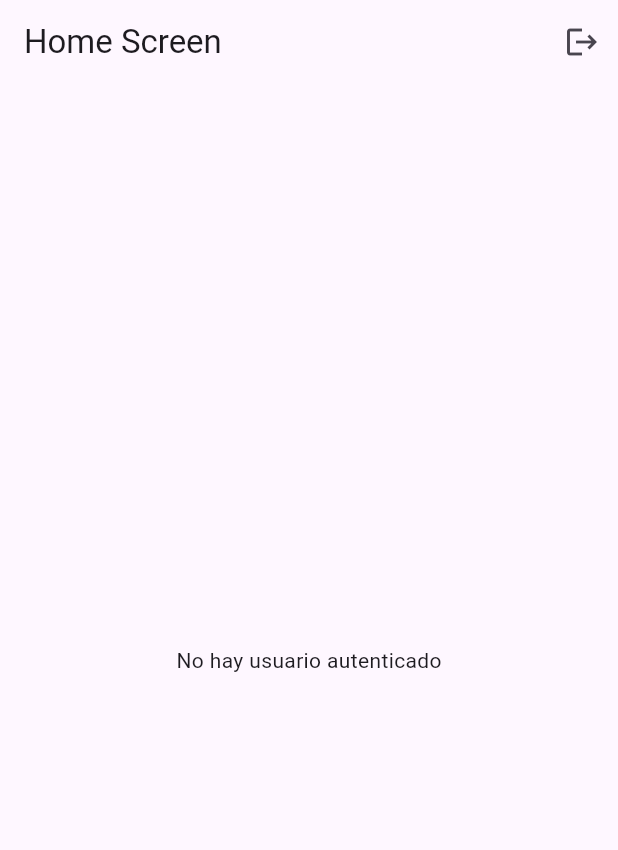
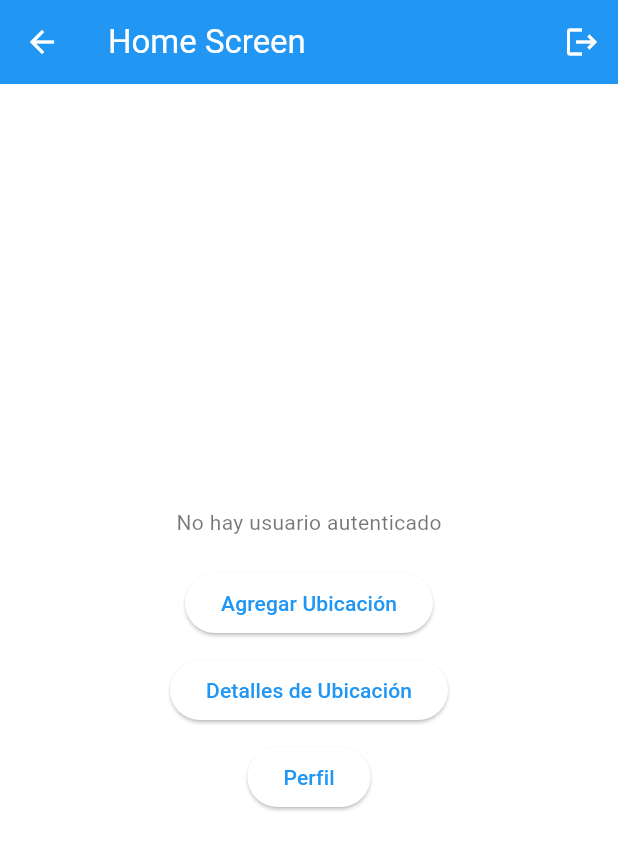
Before and after one commit to TheRaulH/GabiMaps, a Flutter app: the screen it shows after launch, after a tap on "Iniciar Sesión", on a phone screen of 412 x 824 dp. Shown: the top 850 px of the screen. Run offline on Flutter 3.47's test engine with Material 3 defaults, Android fonts, the phone set to English and light mode, and no system bars; our stand-ins replace cloud_firestore, firebase_auth, firebase_core, flutter_riverpod, geolocator, google_maps_flutter and 2 more; accounts and stored records are empty; network calls fail.

Commit message:
add error handling and user profile screens; implement theming and routing

```diff
--- a/lib/config/app_routes.dart
+++ b/lib/config/app_routes.dart
@@ -0,0 +1,29 @@
+// lib/presentation/screenstree/routes.dart
+import 'package:flutter/material.dart';
+import '../presentation/screens/auth/login_screen.dart'; // Ruta de importación correcta
+import '../presentation/screens/auth/register_screen.dart'; // Ruta de importación correcta
+import '../presentation/screens/home/home_screen.dart'; // Ruta de importación correcta
+import '../presentation/screens/map/add_location_screen.dart'; // Ruta de importación correcta
+import '../presentation/screens/map/location_details_screen.dart'; // Ruta de importación correcta
+import '../presentation/screens/settings/profile_screen.dart'; // Ruta de importación correcta
+import '../presentation/screens/splash_screen.dart'; // Ruta de importación correcta
+
+class AppRoutes {
+  static const String splash = '/splash';
+  static const String login = '/login';
+  static const String register = '/register';
+  static const String home = '/home';
+  static const String addLocation = '/addLocation';
+  static const String locationDetails = '/locationDetails';
+  static const String profile = '/profile';
+
+  static Map<String, WidgetBuilder> routes = {
+    splash: (context) => SplashScreen(),
+    login: (context) => LoginScreen(),
+    register: (context) => RegisterScreen(),
+    home: (context) => HomeScreen(),
+    addLocation: (context) => AgregarUbicacionScreen(),
+    locationDetails: (context) => LocationDetailsScreen(),
+    profile: (context) => ProfileScreen(),
+  };
+}
--- a/lib/config/theme.dart
+++ b/lib/config/theme.dart
@@ -0,0 +1,39 @@
+import 'package:flutter/material.dart';
+
+// Define the light theme
+ThemeData lightTheme = ThemeData(
+  primarySwatch: Colors.blue,
+  brightness: Brightness.light,
+  appBarTheme: const AppBarTheme(
+    backgroundColor: Colors.blue,
+    foregroundColor: Colors.white,
+  ),
+  scaffoldBackgroundColor: Colors.white,
+  colorScheme: ColorScheme.fromSwatch(
+    brightness: Brightness.light,
+  ).copyWith(secondary: Colors.blueAccent), // Añadido brightness
+  textTheme: const TextTheme(
+    bodyLarge: TextStyle(color: Colors.black),
+    bodyMedium: TextStyle(color: Colors.black54),
+    bodySmall: TextStyle(color: Colors.black38),
+  ),
+);
+
+// Define the dark theme
+ThemeData darkTheme = ThemeData(
+  primarySwatch: Colors.blue,
+  brightness: Brightness.dark,
+  appBarTheme: const AppBarTheme(
+    backgroundColor: Colors.black,
+    foregroundColor: Colors.white,
+  ),
+  scaffoldBackgroundColor: Colors.black,
+  colorScheme: ColorScheme.fromSwatch(
+    brightness: Brightness.dark,
+  ).copyWith(secondary: Colors.blueAccent), // Añadido brightness
+  textTheme: const TextTheme(
+    bodyLarge: TextStyle(color: Colors.white),
+    bodyMedium: TextStyle(color: Colors.white70),
+    bodySmall: TextStyle(color: Colors.white54),
+  ),
+);
--- a/lib/main.dart
+++ b/lib/main.dart
@@ -1,7 +1,11 @@
+import 'package:flutter/foundation.dart';
 import 'package:flutter/material.dart';
 import 'package:flutter_riverpod/flutter_riverpod.dart';
+import 'package:gabimaps/presentation/screens/notifications/error_screen.dart';
 import 'services/firebase_service.dart';
 import 'presentation/screens/splash_screen.dart';
+import 'config/app_routes.dart';
+import 'config/theme.dart';
 
 void main() async {
   WidgetsFlutterBinding.ensureInitialized();
@@ -18,7 +22,20 @@ class MyApp extends StatelessWidget {
     return MaterialApp(
       debugShowCheckedModeBanner: false,
       title: 'Material App',
-      home: const SplashScreen(),
+      initialRoute: AppRoutes.splash,
+      onGenerateRoute: (settings) {
+        if (AppRoutes.routes.containsKey(settings.name)) {
+          return MaterialPageRoute(builder: AppRoutes.routes[settings.name]!);
+        } else {
+          return MaterialPageRoute(builder: (context) => ErrorScreen());
+        }
+      },
+
+      theme: lightTheme,
+      darkTheme: darkTheme,
+      themeMode:
+          ThemeMode
+              .system, // Cambia entre light y dark según la configuración del sistema
     );
   }
 }
--- a/lib/presentation/screens/home/home_screen.dart
+++ b/lib/presentation/screens/home/home_screen.dart
@@ -1,3 +1,4 @@
+// home_screen.dart
 import 'package:flutter/material.dart';
 import 'package:flutter_riverpod/flutter_riverpod.dart';
 import '../../providers/auth_provider.dart';
@@ -7,7 +8,7 @@ class HomeScreen extends ConsumerWidget {
 
   @override
   Widget build(BuildContext context, WidgetRef ref) {
-    final user = ref.watch(authProvider); // 🔹 Observar el estado del usuario
+    final user = ref.watch(authProvider);
 
     return Scaffold(
       appBar: AppBar(
@@ -20,16 +21,15 @@ class HomeScreen extends ConsumerWidget {
         ],
       ),
       body: Center(
-        child:
-            user == null
-                ? const Text("No hay usuario autenticado")
-                : Column(
+        child: Column(
           mainAxisAlignment: MainAxisAlignment.center,
           children: [
+            if (user == null)
+              const Text("No hay usuario autenticado")
+            else ...[
               Text("Usuario: ${user.email ?? 'Sin email'}"),
               const SizedBox(height: 10),
-                    if (user.displayName != null)
-                      Text("Nombre: ${user.displayName}"),
+              if (user.displayName != null) Text("Nombre: ${user.displayName}"),
               if (user.photoURL != null) ...[
                 const SizedBox(height: 10),
                 CircleAvatar(
@@ -38,6 +38,22 @@ class HomeScreen extends ConsumerWidget {
                 ),
               ],
             ],
+            const SizedBox(height: 20),
+            ElevatedButton(
+              onPressed: () => Navigator.pushNamed(context, '/addLocation'),
+              child: const Text('Agregar Ubicación'),
+            ),
+            const SizedBox(height: 10),
+            ElevatedButton(
+              onPressed: () => Navigator.pushNamed(context, '/locationDetails'),
+              child: const Text('Detalles de Ubicación'),
+            ),
+            const SizedBox(height: 10),
+            ElevatedButton(
+              onPressed: () => Navigator.pushNamed(context, '/profile'),
+              child: const Text('Perfil'),
+            ),
+          ],
         ),
       ),
     );
--- /dev/null
+++ b/lib/presentation/screens/notifications/error_screen.dart
@@ -0,0 +1,12 @@
+// lib/presentation/screens/error_screen.dart
+import 'package:flutter/material.dart';
+
+class ErrorScreen extends StatelessWidget {
+  @override
+  Widget build(BuildContext context) {
+    return Scaffold(
+      appBar: AppBar(title: const Text('Error')),
+      body: const Center(child: Text('Página no encontrada')),
+    );
+  }
+}
--- a/lib/presentation/screens/splash_screen.dart
+++ b/lib/presentation/screens/splash_screen.dart
@@ -1,5 +1,6 @@
 import 'package:flutter/material.dart';
 import 'package:flutter_riverpod/flutter_riverpod.dart';
+import 'package:firebase_auth/firebase_auth.dart';
 import '../providers/auth_provider.dart';
 import 'auth/login_screen.dart';
 import 'home/home_screen.dart';
@@ -9,31 +10,43 @@ class SplashScreen extends ConsumerWidget {
 
   @override
   Widget build(BuildContext context, WidgetRef ref) {
-    final user = ref.watch(authProvider); // 🔥 Escucha cambios de autenticación
-
-    Future.delayed(const Duration(seconds: 2), () {
-      if (context.mounted) {
-        Navigator.of(context).pushReplacement(
-          MaterialPageRoute(
-            builder:
-                (context) => user != null ? const HomeScreen() : LoginScreen(),
-          ),
-        );
-      }
-    });
-
+    return StreamBuilder<User?>(
+      stream: FirebaseAuth.instance.authStateChanges(),
+      builder: (context, snapshot) {
+        if (snapshot.connectionState == ConnectionState.waiting) {
           return Scaffold(
             backgroundColor: const Color.fromRGBO(20, 1, 127, 1),
             body: Center(
               child: Column(
                 mainAxisAlignment: MainAxisAlignment.center,
                 children: <Widget>[
-            Image.asset('assets/icon/app_icon.png', width: 100, height: 100),
+                  Image.asset(
+                    'assets/icon/app_icon.png',
+                    width: 100,
+                    height: 100,
+                  ),
                   const SizedBox(height: 20),
                   const CircularProgressIndicator(color: Colors.white),
                 ],
               ),
             ),
           );
+        } else if (snapshot.hasData) {
+          // Usuario autenticado
+          // Actualizar el estado en Riverpod después de la construcción
+          Future.microtask(
+            () => ref.read(authProvider.notifier).updateUser(snapshot.data),
+          );
+          return const HomeScreen();
+        } else {
+          // Usuario no autenticado
+          // Actualizar el estado en Riverpod después de la construcción
+          Future.microtask(
+            () => ref.read(authProvider.notifier).updateUser(null),
+          );
+          return LoginScreen();
+        }
+      },
+    );
   }
 }
```
Also changed, not shown: lib/presentation/screens/settings/profile_screen.dart (added, +66 -0 lines). Lines whose indentation alone changed are shown as unchanged.
